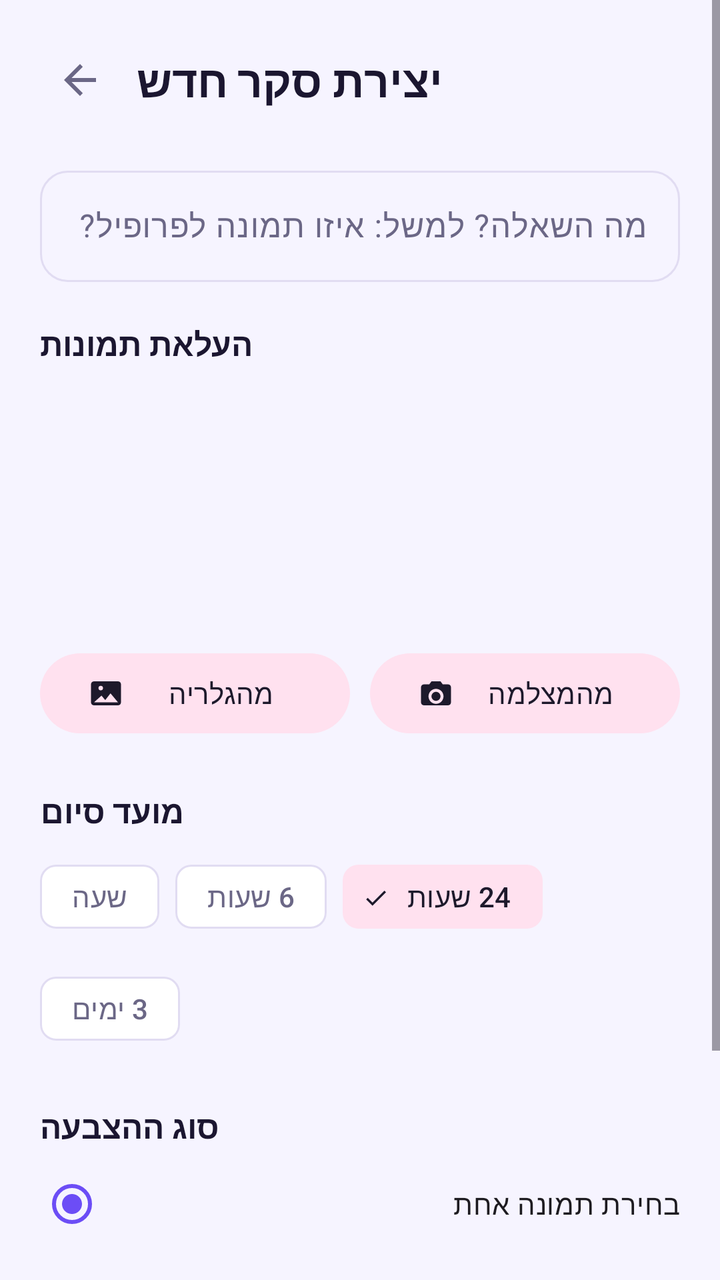
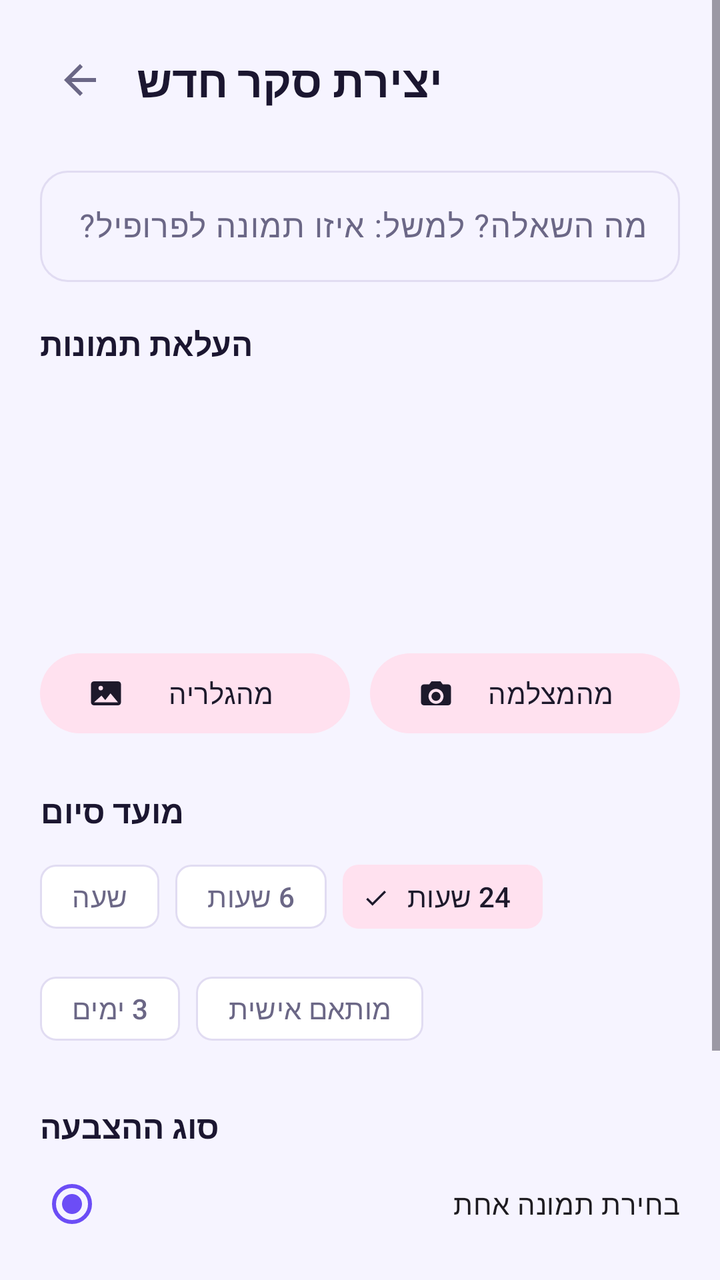

An Android layout rendered at two revisions. The XML below is the earlier revision; the diff shows what the commit changed to produce the second picture.
<!-- AndroidManifest.xml: application theme Theme.SnapVote -->
<!-- res/layout/fragment_create_poll.xml -->
<?xml version="1.0" encoding="utf-8"?>
<ScrollView xmlns:android="http://schemas.android.com/apk/res/android"
    xmlns:app="http://schemas.android.com/apk/res-auto"
    android:layout_width="match_parent"
    android:layout_height="match_parent"
    android:fillViewport="true">

    <LinearLayout
        android:layout_width="match_parent"
        android:layout_height="wrap_content"
        android:orientation="vertical"
        android:padding="20dp">

        <LinearLayout
            android:layout_width="match_parent"
            android:layout_height="wrap_content"
            android:gravity="center_vertical"
            android:orientation="horizontal">

            <ImageButton
                android:id="@+id/backButton"
                android:layout_width="40dp"
                android:layout_height="40dp"
                android:background="?attr/selectableItemBackgroundBorderless"
                android:contentDescription="@string/back"
                android:src="@drawable/ic_back" />

            <TextView
                android:layout_width="wrap_content"
                android:layout_height="wrap_content"
                android:layout_marginStart="8dp"
                android:text="@string/create_poll_title"
                android:textAppearance="@style/TextAppearance.SnapVote.Title"
                android:textSize="22sp" />
        </LinearLayout>

        <com.google.android.material.textfield.TextInputLayout
            style="@style/Widget.SnapVote.TextInputLayout"
            android:layout_width="match_parent"
            android:layout_height="wrap_content"
            android:layout_marginTop="20dp"
            android:hint="@string/poll_question_hint">

            <com.google.android.material.textfield.TextInputEditText
                android:id="@+id/questionInput"
                android:layout_width="match_parent"
                android:layout_height="wrap_content"
                android:inputType="textCapSentences"
                android:maxLines="2" />
        </com.google.android.material.textfield.TextInputLayout>

        <TextView
            android:layout_width="wrap_content"
            android:layout_height="wrap_content"
            android:layout_marginTop="20dp"
            android:text="@string/upload_images"
            android:textColor="?attr/colorOnSurface"
            android:textSize="16sp"
            android:textStyle="bold" />

        <androidx.recyclerview.widget.RecyclerView
            android:id="@+id/imagesList"
            android:layout_width="match_parent"
            android:layout_height="120dp"
            android:layout_marginTop="10dp"
            android:clipToPadding="false"
            android:orientation="horizontal"
            app:layoutManager="androidx.recyclerview.widget.LinearLayoutManager" />

        <LinearLayout
            android:layout_width="match_parent"
            android:layout_height="wrap_content"
            android:layout_marginTop="10dp"
            android:orientation="horizontal">

            <com.google.android.material.button.MaterialButton
                android:id="@+id/pickGalleryButton"
                style="@style/Widget.Material3.Button.TonalButton"
                android:layout_width="0dp"
                android:layout_height="wrap_content"
                android:layout_weight="1"
                android:text="@string/pick_from_gallery"
                app:icon="@drawable/ic_gallery" />

            <com.google.android.material.button.MaterialButton
                android:id="@+id/takePhotoButton"
                style="@style/Widget.Material3.Button.TonalButton"
                android:layout_width="0dp"
                android:layout_height="wrap_content"
                android:layout_marginStart="10dp"
                android:layout_weight="1"
                android:text="@string/take_photo"
                app:icon="@drawable/ic_camera" />
        </LinearLayout>

        <TextView
            android:layout_width="wrap_content"
            android:layout_height="wrap_content"
            android:layout_marginTop="24dp"
            android:text="@string/deadline"
            android:textColor="?attr/colorOnSurface"
            android:textSize="16sp"
            android:textStyle="bold" />

        <com.google.android.material.chip.ChipGroup
            android:id="@+id/deadlineGroup"
            android:layout_width="match_parent"
            android:layout_height="wrap_content"
            android:layout_marginTop="8dp"
            app:singleSelection="true"
            app:selectionRequired="true">

            <com.google.android.material.chip.Chip
                android:id="@+id/deadline1h"
                style="@style/Widget.Material3.Chip.Filter"
                android:layout_width="wrap_content"
                android:layout_height="wrap_content"
                android:text="שעה" />

            <com.google.android.material.chip.Chip
                android:id="@+id/deadline6h"
                style="@style/Widget.Material3.Chip.Filter"
                android:layout_width="wrap_content"
                android:layout_height="wrap_content"
                android:text="6 שעות" />

            <com.google.android.material.chip.Chip
                android:id="@+id/deadline24h"
                style="@style/Widget.Material3.Chip.Filter"
                android:layout_width="wrap_content"
                android:layout_height="wrap_content"
                android:checked="true"
                android:text="24 שעות" />

            <com.google.android.material.chip.Chip
                android:id="@+id/deadline3d"
                style="@style/Widget.Material3.Chip.Filter"
                android:layout_width="wrap_content"
                android:layout_height="wrap_content"
                android:text="3 ימים" />
        </com.google.android.material.chip.ChipGroup>

        <TextView
            android:layout_width="wrap_content"
            android:layout_height="wrap_content"
            android:layout_marginTop="24dp"
            android:text="@string/vote_mode"
            android:textColor="?attr/colorOnSurface"
            android:textSize="16sp"
            android:textStyle="bold" />

        <RadioGroup
            android:id="@+id/modeGroup"
            android:layout_width="match_parent"
            android:layout_height="wrap_content"
            android:layout_marginTop="4dp"
            android:orientation="vertical">

            <RadioButton
                android:id="@+id/modeSingle"
                android:layout_width="match_parent"
                android:layout_height="wrap_content"
                android:checked="true"
                android:text="@string/mode_single" />

            <RadioButton
                android:id="@+id/modeRating"
                android:layout_width="match_parent"
                android:layout_height="wrap_content"
                android:text="@string/mode_rating" />
        </RadioGroup>

        <com.google.android.material.button.MaterialButton
            android:id="@+id/publishButton"
            style="@style/Widget.SnapVote.Button"
            android:layout_width="match_parent"
            android:layout_height="wrap_content"
            android:layout_marginTop="28dp"
            android:text="@string/publish_poll" />

        <TextView
            android:id="@+id/uploadStatus"
            android:layout_width="match_parent"
            android:layout_height="wrap_content"
            android:layout_marginTop="12dp"
            android:gravity="center"
            android:textAppearance="@style/TextAppearance.SnapVote.Caption"
            android:visibility="gone" />

        <ProgressBar
            android:id="@+id/progress"
            android:layout_width="wrap_content"
            android:layout_height="wrap_content"
            android:layout_gravity="center_horizontal"
            android:layout_marginTop="8dp"
            android:visibility="gone" />
    </LinearLayout>
</ScrollView>
<!-- resources referenced by this layout -->
<resources>
  <!-- drawable ic_back (drawable) -->
  <vector xmlns:android="http://schemas.android.com/apk/res/android"
      android:width="24dp"
      android:height="24dp"
      android:viewportWidth="24"
      android:viewportHeight="24"
      android:tint="?attr/colorOnSurfaceVariant">
      <path android:fillColor="@android:color/white" android:pathData="M20,11H7.8l5.6,-5.6L12,4l-8,8 8,8 1.4,-1.4L7.8,13H20z" />
  </vector>
  <!-- drawable ic_camera (drawable) -->
  <vector xmlns:android="http://schemas.android.com/apk/res/android"
      android:width="24dp"
      android:height="24dp"
      android:viewportWidth="24"
      android:viewportHeight="24"
      android:tint="?attr/colorOnSurfaceVariant">
      <path android:fillColor="@android:color/white" android:pathData="M9,4l-1.5,2H4c-1.1,0 -2,0.9 -2,2v10c0,1.1 0.9,2 2,2h16c1.1,0 2,-0.9 2,-2V8c0,-1.1 -0.9,-2 -2,-2h-3.5L15,4H9zM12,9c2.76,0 5,2.24 5,5s-2.24,5 -5,5 -5,-2.24 -5,-5 2.24,-5 5,-5zM12,11c-1.66,0 -3,1.34 -3,3s1.34,3 3,3 3,-1.34 3,-3 -1.34,-3 -3,-3z" />
  </vector>
  <!-- drawable ic_gallery (drawable) -->
  <vector xmlns:android="http://schemas.android.com/apk/res/android"
      android:width="24dp"
      android:height="24dp"
      android:viewportWidth="24"
      android:viewportHeight="24"
      android:tint="?attr/colorOnSurfaceVariant">
      <path android:fillColor="@android:color/white" android:pathData="M4,4h16c1.1,0 2,0.9 2,2v12c0,1.1 -0.9,2 -2,2H4c-1.1,0 -2,-0.9 -2,-2V6c0,-1.1 0.9,-2 2,-2zM4,18h16l-5,-6 -3.5,4.5 -2.5,-3L4,18zM8.5,7A1.5,1.5 0,1 0,8.5 10A1.5,1.5 0,1 0,8.5 7z" />
  </vector>
  <string name="back">חזרה</string>
  <string name="create_poll_title">יצירת סקר חדש</string>
  <string name="deadline">מועד סיום</string>
  <string name="mode_rating">דירוג בכוכבים</string>
  <string name="mode_single">בחירת תמונה אחת</string>
  <string name="pick_from_gallery">מהגלריה</string>
  <string name="poll_question_hint">מה השאלה? למשל: איזו תמונה לפרופיל?</string>
  <string name="publish_poll">פרסום הסקר</string>
  <string name="take_photo">מהמצלמה</string>
  <string name="upload_images">העלאת תמונות</string>
  <string name="vote_mode">סוג ההצבעה</string>
  <style name="TextAppearance.SnapVote.Caption" parent="TextAppearance.Material3.BodySmall">
          <item name="android:textColor">?attr/colorOnSurfaceVariant</item>
      </style>
  <style name="TextAppearance.SnapVote.Title" parent="TextAppearance.Material3.HeadlineSmall">
          <item name="android:textStyle">bold</item>
          <item name="android:textColor">?attr/colorOnSurface</item>
      </style>
  <style name="Widget.SnapVote.Button" parent="Widget.Material3.Button">
          <item name="android:paddingTop">14dp</item>
          <item name="android:paddingBottom">14dp</item>
          <item name="android:textSize">16sp</item>
          <item name="cornerRadius">16dp</item>
      </style>
  <style name="Widget.SnapVote.TextInputLayout" parent="Widget.Material3.TextInputLayout.OutlinedBox">
          <item name="boxCornerRadiusTopStart">14dp</item>
          <item name="boxCornerRadiusTopEnd">14dp</item>
          <item name="boxCornerRadiusBottomStart">14dp</item>
          <item name="boxCornerRadiusBottomEnd">14dp</item>
      </style>
  <color name="brand_500">#6C4DF6</color>
  <color name="white">#FFFFFF</color>
  <color name="brand_100">#EAE4FF</color>
  <color name="brand_600">#5A3BE0</color>
  <color name="accent_500">#FF5CA8</color>
  <color name="accent_100">#FFE1EF</color>
  <color name="surface_light">#FFFFFF</color>
  <color name="on_surface_light">#1B1630</color>
  <color name="on_surface_muted_light">#6B6786</color>
  <color name="outline_light">#E1DCF2</color>
  <color name="background_light">#F6F4FF</color>
</resources>

<!-- the commit's change to res/layout/fragment_create_poll.xml (unified diff, before → after) -->
@@ -115,14 +115,14 @@
                 style="@style/Widget.Material3.Chip.Filter"
                 android:layout_width="wrap_content"
                 android:layout_height="wrap_content"
-                android:text="שעה" />
+                android:text="@string/deadline_1h" />
 
             <com.google.android.material.chip.Chip
                 android:id="@+id/deadline6h"
                 style="@style/Widget.Material3.Chip.Filter"
                 android:layout_width="wrap_content"
                 android:layout_height="wrap_content"
-                android:text="6 שעות" />
+                android:text="@string/deadline_6h" />
 
             <com.google.android.material.chip.Chip
                 android:id="@+id/deadline24h"
@@ -130,14 +130,22 @@
                 android:layout_width="wrap_content"
                 android:layout_height="wrap_content"
                 android:checked="true"
-                android:text="24 שעות" />
+                android:text="@string/deadline_24h" />
 
             <com.google.android.material.chip.Chip
                 android:id="@+id/deadline3d"
                 style="@style/Widget.Material3.Chip.Filter"
                 android:layout_width="wrap_content"
                 android:layout_height="wrap_content"
-                android:text="3 ימים" />
+                android:text="@string/deadline_3d" />
+
+            
+            <com.google.android.material.chip.Chip
+                android:id="@+id/deadlineCustom"
+                style="@style/Widget.Material3.Chip.Filter"
+                android:layout_width="wrap_content"
+                android:layout_height="wrap_content"
+                android:text="@string/deadline_custom" />
         </com.google.android.material.chip.ChipGroup>
 
         <TextView
<!-- resource entries referenced after the edit -->
@@ -30,6 +30,11 @@
   <string name="back">חזרה</string>
   <string name="create_poll_title">יצירת סקר חדש</string>
   <string name="deadline">מועד סיום</string>
+  <string name="deadline_1h">שעה</string>
+  <string name="deadline_24h">24 שעות</string>
+  <string name="deadline_3d">3 ימים</string>
+  <string name="deadline_6h">6 שעות</string>
+  <string name="deadline_custom">מותאם אישית</string>
   <string name="mode_rating">דירוג בכוכבים</string>
   <string name="mode_single">בחירת תמונה אחת</string>
   <string name="pick_from_gallery">מהגלריה</string>
